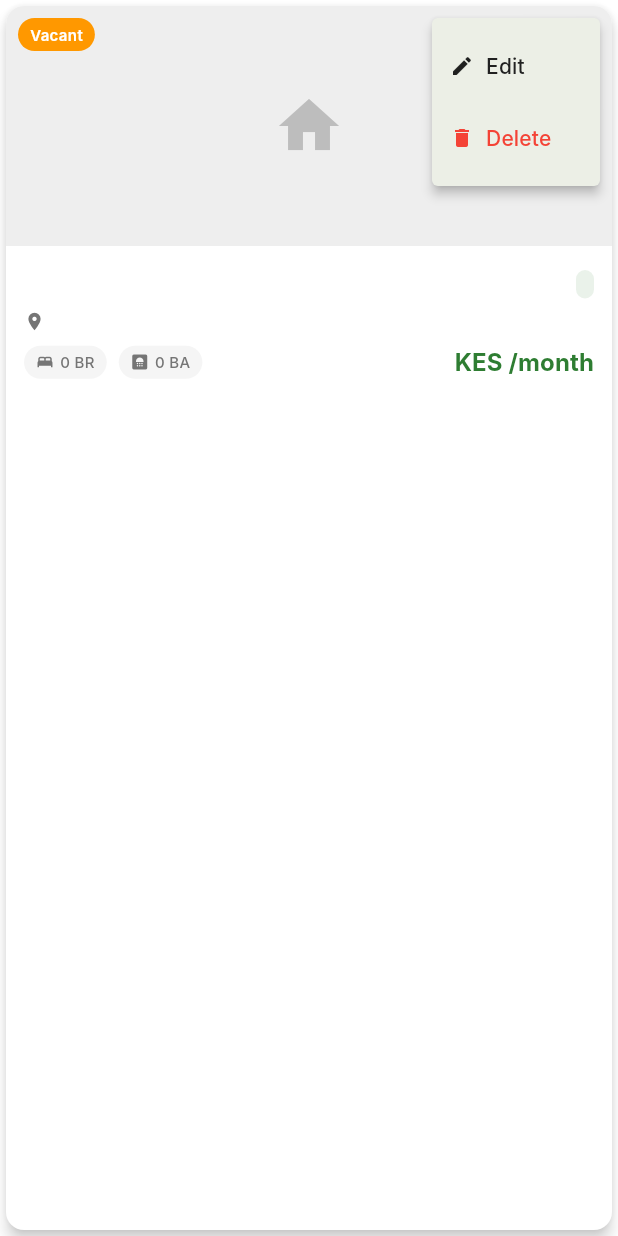
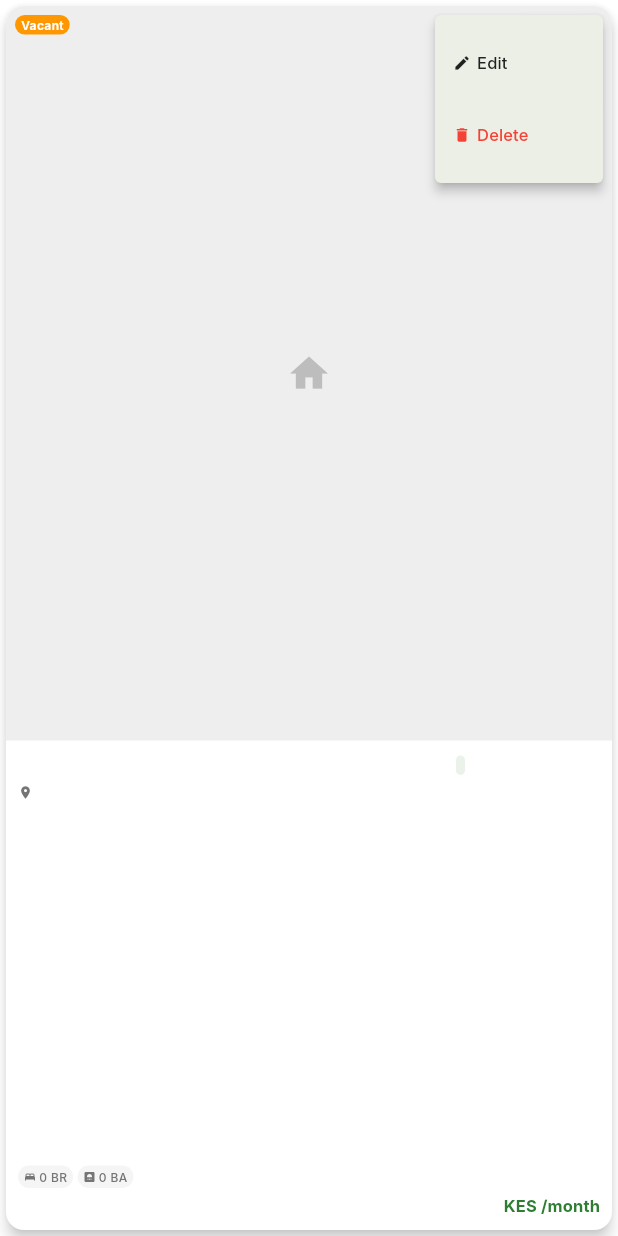
Before and after one commit to JuliusMutugu/homevz, a Flutter app: the PropertyCard widget shown alone on an empty page, opened directly with empty values, after a tap on the "more vert" icon, on a phone screen of 412 x 824 dp. Run offline on Flutter 3.47's test engine with Material 3 defaults, Android fonts, the light colour scheme and no system bars; our stand-ins replace dio, flutter_riverpod, geocoding, google_maps_flutter, hive_flutter, image_picker and 4 more; accounts and stored records are empty; Roboto replaces fonts that are missing (Inter).

```diff
--- a/lib/features/properties/presentation/widgets/property_card.dart
+++ b/lib/features/properties/presentation/widgets/property_card.dart
@@ -43,10 +43,12 @@ class PropertyCard extends StatelessWidget {
           crossAxisAlignment: CrossAxisAlignment.start,
           children: [
             // Property Image
-            Stack(
+            Expanded(
+              flex: 3,
+              child: Stack(
                 children: [
                   Container(
-                  height: 160,
+                    height: double.infinity,
                     width: double.infinity,
                     decoration: BoxDecoration(
                       borderRadius: const BorderRadius.only(
@@ -65,7 +67,7 @@ class PropertyCard extends StatelessWidget {
                         ? const Center(
                             child: Icon(
                               Icons.home,
-                            size: 48,
+                              size: 30,
                               color: AppColors.grey400,
                             ),
                           )
@@ -73,19 +75,19 @@ class PropertyCard extends StatelessWidget {
                   ),
                   // Status Badge
                   Positioned(
-                  top: 8,
-                  left: 8,
+                    top: 6,
+                    left: 6,
                     child: Container(
-                    padding: const EdgeInsets.symmetric(horizontal: 8, vertical: 4),
+                      padding: const EdgeInsets.symmetric(horizontal: 4, vertical: 1),
                       decoration: BoxDecoration(
                         color: isOccupied ? AppColors.success : AppColors.warning,
-                      borderRadius: BorderRadius.circular(12),
+                        borderRadius: BorderRadius.circular(8),
                       ),
                       child: Text(
                         isOccupied ? 'Occupied' : 'Vacant',
                         style: const TextStyle(
                           color: Colors.white,
-                        fontSize: 10,
+                          fontSize: 8,
                           fontWeight: FontWeight.w600,
                         ),
                       ),
@@ -93,15 +95,15 @@ class PropertyCard extends StatelessWidget {
                   ),
                   // Action Menu
                   Positioned(
-                  top: 8,
-                  right: 8,
+                    top: 6,
+                    right: 6,
                     child: Container(
                       decoration: BoxDecoration(
                         color: Colors.white.withOpacity(0.9),
-                      borderRadius: BorderRadius.circular(20),
+                        borderRadius: BorderRadius.circular(12),
                       ),
                       child: PopupMenuButton<String>(
-                      icon: const Icon(Icons.more_vert, size: 20),
+                        icon: const Icon(Icons.more_vert, size: 14),
                         onSelected: (value) {
                           switch (value) {
                             case 'edit':
@@ -117,9 +119,9 @@ class PropertyCard extends StatelessWidget {
                             value: 'edit',
                             child: Row(
                               children: [
-                              Icon(Icons.edit, size: 16),
-                              SizedBox(width: 8),
-                              Text('Edit'),
+                                Icon(Icons.edit, size: 12),
+                                SizedBox(width: 4),
+                                Text('Edit', style: TextStyle(fontSize: 11)),
                               ],
                             ),
                           ),
@@ -127,9 +129,9 @@ class PropertyCard extends StatelessWidget {
                             value: 'delete',
                             child: Row(
                               children: [
-                              Icon(Icons.delete, size: 16, color: Colors.red),
-                              SizedBox(width: 8),
-                              Text('Delete', style: TextStyle(color: Colors.red)),
+                                Icon(Icons.delete, size: 12, color: Colors.red),
+                                SizedBox(width: 4),
+                                Text('Delete', style: TextStyle(color: Colors.red, fontSize: 11)),
                               ],
                             ),
                           ),
@@ -139,57 +141,70 @@ class PropertyCard extends StatelessWidget {
                   ),
                 ],
               ),
+            ),
             // Property Details
-            Padding(
-              padding: const EdgeInsets.all(12),
+            Expanded(
+              flex: 2,
+              child: Padding(
+                padding: const EdgeInsets.all(8),
                 child: Column(
                   crossAxisAlignment: CrossAxisAlignment.start,
+                  mainAxisSize: MainAxisSize.min,
                   children: [
                     // Title and Type
                     Row(
                       children: [
                         Expanded(
+                          flex: 3,
                           child: Text(
                             title,
                             style: theme.textTheme.titleMedium?.copyWith(
                               fontWeight: FontWeight.bold,
+                              fontSize: 12,
                             ),
                             maxLines: 1,
                             overflow: TextOverflow.ellipsis,
                           ),
                         ),
-                      const SizedBox(width: 8),
-                      Container(
-                        padding: const EdgeInsets.symmetric(horizontal: 6, vertical: 2),
+                        const SizedBox(width: 4),
+                        Flexible(
+                          flex: 1,
+                          child: Container(
+                            padding: const EdgeInsets.symmetric(horizontal: 3, vertical: 1),
                             decoration: BoxDecoration(
                               color: AppColors.primaryGreen.withOpacity(0.1),
-                          borderRadius: BorderRadius.circular(8),
+                              borderRadius: BorderRadius.circular(4),
                             ),
                             child: Text(
                               propertyType,
                               style: theme.textTheme.labelSmall?.copyWith(
                                 color: AppColors.primaryGreen,
                                 fontWeight: FontWeight.w600,
+                                fontSize: 7,
+                              ),
+                              maxLines: 1,
+                              overflow: TextOverflow.ellipsis,
                             ),
                           ),
                         ),
                       ],
                     ),
-                  const SizedBox(height: 4),
+                    const SizedBox(height: 3),
                     // Location
                     Row(
                       children: [
                         Icon(
                           Icons.location_on,
-                        size: 14,
+                          size: 10,
                           color: AppColors.textSecondary,
                         ),
-                      const SizedBox(width: 4),
+                        const SizedBox(width: 2),
                         Expanded(
                           child: Text(
                             location,
                             style: theme.textTheme.bodySmall?.copyWith(
                               color: AppColors.textSecondary,
+                              fontSize: 10,
                             ),
                             maxLines: 1,
                             overflow: TextOverflow.ellipsis,
@@ -197,25 +212,36 @@ class PropertyCard extends StatelessWidget {
                         ),
                       ],
                     ),
-                  const SizedBox(height: 8),
+                    const Spacer(),
                     // Amenities Row
                     Row(
                       children: [
                         _buildAmenityChip(Icons.bed, '$bedrooms BR'),
-                      const SizedBox(width: 8),
+                        const SizedBox(width: 3),
                         _buildAmenityChip(Icons.bathroom, '$bathrooms BA'),
                         const Spacer(),
-                      // Price
-                      Text(
+                      ],
+                    ),
+                    const SizedBox(height: 4),
+                    // Price Row
+                    Row(
+                      mainAxisAlignment: MainAxisAlignment.end,
+                      children: [
+                        Flexible(
+                          child: Text(
                             'KES $price/month',
                             style: theme.textTheme.titleSmall?.copyWith(
                               fontWeight: FontWeight.bold,
                               color: AppColors.primaryGreen,
+                              fontSize: 11,
+                            ),
+                            overflow: TextOverflow.ellipsis,
                           ),
                         ),
                       ],
                     ),
                   ],
+                ),
               ),
             ),
           ],
@@ -226,20 +252,20 @@ class PropertyCard extends StatelessWidget {
 
   Widget _buildAmenityChip(IconData icon, String label) {
     return Container(
-      padding: const EdgeInsets.symmetric(horizontal: 8, vertical: 4),
+      padding: const EdgeInsets.symmetric(horizontal: 4, vertical: 2),
       decoration: BoxDecoration(
         color: AppColors.grey100,
-        borderRadius: BorderRadius.circular(12),
+        borderRadius: BorderRadius.circular(8),
       ),
       child: Row(
         mainAxisSize: MainAxisSize.min,
         children: [
-          Icon(icon, size: 12, color: AppColors.textSecondary),
-          const SizedBox(width: 4),
+          Icon(icon, size: 8, color: AppColors.textSecondary),
+          const SizedBox(width: 2),
           Text(
             label,
             style: const TextStyle(
-              fontSize: 10,
+              fontSize: 8,
               color: AppColors.textSecondary,
               fontWeight: FontWeight.w500,
             ),
```
Also changed, not shown: lib/features/properties/presentation/pages/add_property_page.dart (+33 -3 lines), lib/features/properties/presentation/pages/property_owner_dashboard.dart (+37 -22 lines), 1 other file. Lines whose indentation alone changed are shown as unchanged.
